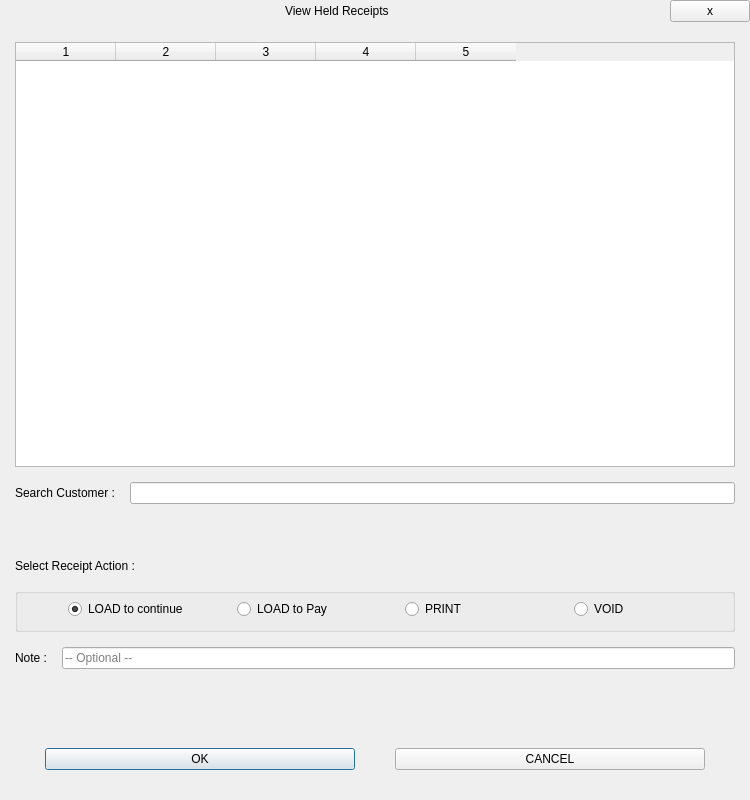
The window that Project/ui/view_hold.ui (Selvam-T/POS) describes before a commit, drawn with Qt 5.
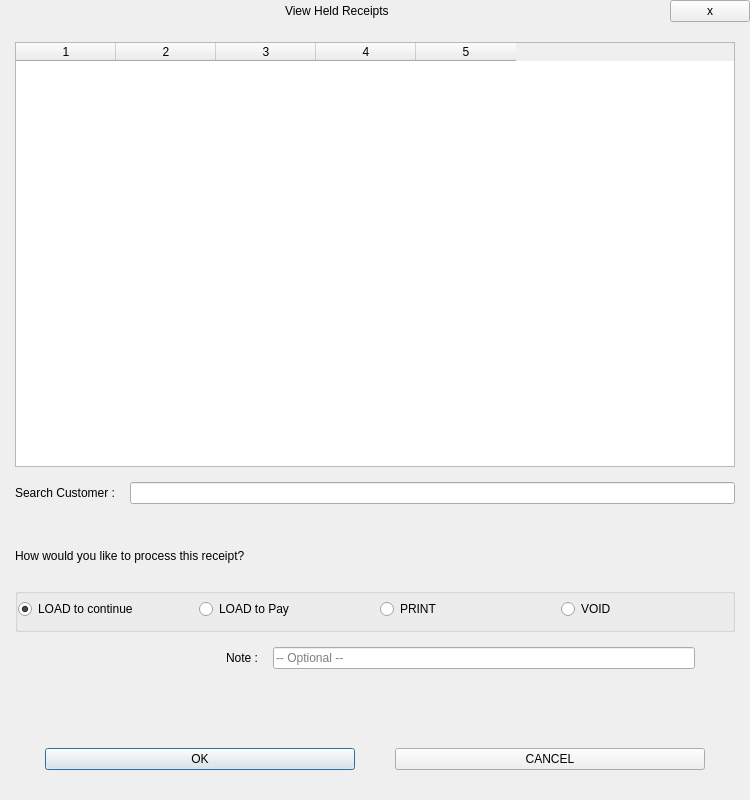
The same window after the commit.

```diff
--- a/Project/ui/view_hold.ui
+++ b/Project/ui/view_hold.ui
@@ -212,7 +212,7 @@
        <property name="sizeHint" stdset="0">
         <size>
          <width>20</width>
-         <height>40</height>
+         <height>30</height>
         </size>
        </property>
       </spacer>
@@ -220,10 +220,29 @@
      <item>
       <widget class="QLabel" name="viewHoldFieldLbl">
        <property name="text">
-        <string>Select Receipt Action :</string>
+        <string>How would you like to process this receipt?</string>
+       </property>
+       <property name="alignment">
+        <set>Qt::AlignLeading|Qt::AlignLeft|Qt::AlignVCenter</set>
        </property>
       </widget>
      </item>
+     <item>
+      <spacer name="verticalSpacer">
+       <property name="orientation">
+        <enum>Qt::Vertical</enum>
+       </property>
+       <property name="sizeType">
+        <enum>QSizePolicy::Fixed</enum>
+       </property>
+       <property name="sizeHint" stdset="0">
+        <size>
+         <width>20</width>
+         <height>10</height>
+        </size>
+       </property>
+      </spacer>
+     </item>
      <item>
       <widget class="QGroupBox" name="viewHoldGroupBox">
        <property name="focusPolicy">
@@ -240,7 +259,7 @@
          <number>10</number>
         </property>
         <property name="leftMargin">
-         <number>50</number>
+         <number>0</number>
         </property>
         <property name="topMargin">
          <number>5</number>
@@ -290,7 +309,7 @@
      </item>
      <item>
       <widget class="QFrame" name="viewHoldNoteFrame">
-       <layout class="QHBoxLayout" name="horizontalLayout" stretch="1,2">
+       <layout class="QHBoxLayout" name="horizontalLayout" stretch="1,0,2,0">
         <property name="spacing">
          <number>15</number>
         </property>
@@ -306,6 +325,19 @@
         <property name="bottomMargin">
          <number>0</number>
         </property>
+        <item>
+         <spacer name="horizontalSpacer_2">
+          <property name="orientation">
+           <enum>Qt::Horizontal</enum>
+          </property>
+          <property name="sizeHint" stdset="0">
+           <size>
+            <width>40</width>
+            <height>20</height>
+           </size>
+          </property>
+         </spacer>
+        </item>
         <item>
          <widget class="QLabel" name="viewHoldNoteFieldLbl">
           <property name="sizePolicy">
@@ -329,6 +361,19 @@
           </property>
          </widget>
         </item>
+        <item>
+         <spacer name="horizontalSpacer_3">
+          <property name="orientation">
+           <enum>Qt::Horizontal</enum>
+          </property>
+          <property name="sizeHint" stdset="0">
+           <size>
+            <width>40</width>
+            <height>20</height>
+           </size>
+          </property>
+         </spacer>
+        </item>
        </layout>
       </widget>
      </item>
```
